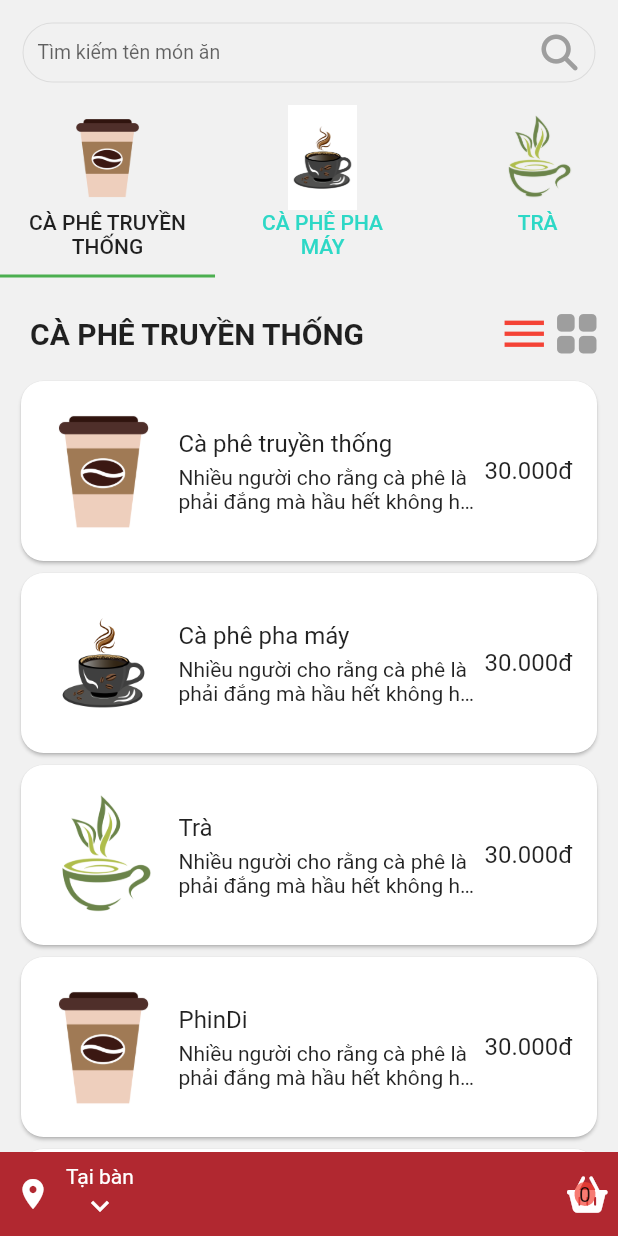
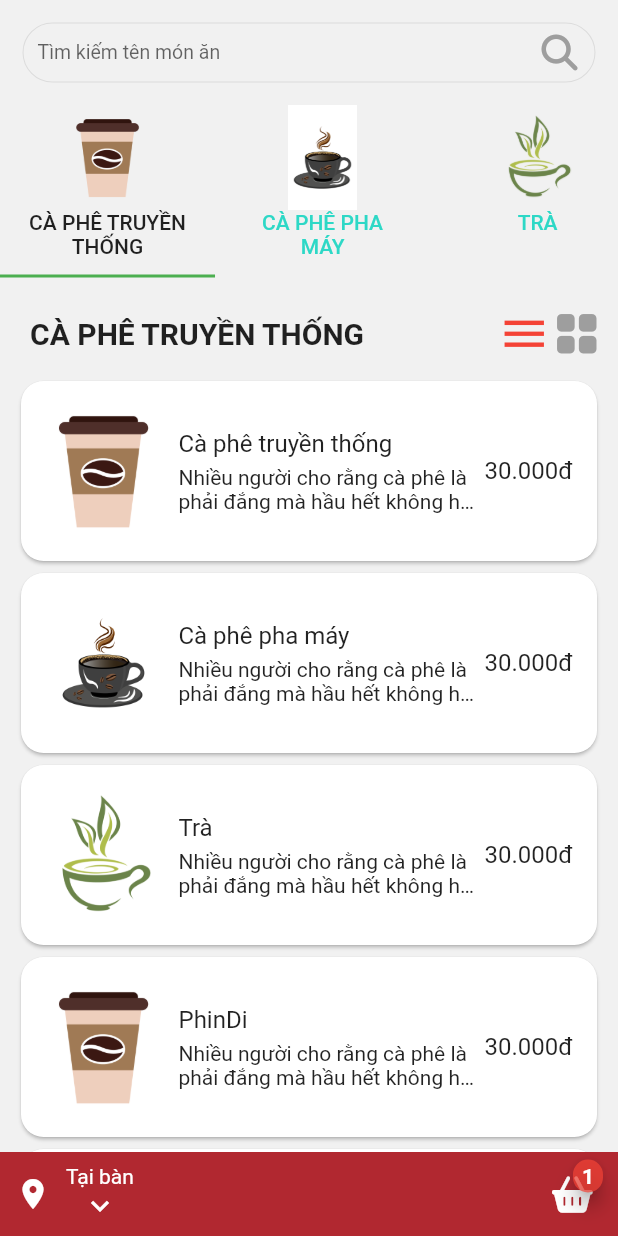
Before and after one commit to ngoctienUIT/Coffee, a Flutter app: the OrderPage screen opened directly, on a phone screen of 412 x 824 dp. Run offline on Flutter 3.47's test engine with Material 2 defaults, Android fonts, the phone set to English and light mode, and no system bars; our stand-ins replace dropdown_button2, font_awesome_flutter, image_cropper, image_picker, permission_handler.

Commit message:
update UI cart
Cập nhật là giao diện giỏ hàng

```diff
--- a/lib/src/presentation/home/screen/home_page.dart
+++ b/lib/src/presentation/home/screen/home_page.dart
@@ -1,4 +1,5 @@
 import 'package:coffee/src/presentation/cart/screen/cart_page.dart';
+import 'package:coffee/src/presentation/home/widgets/cart_number.dart';
 import 'package:coffee/src/presentation/search/screen/search_page.dart';
 import 'package:flutter/material.dart';
 import 'package:font_awesome_flutter/font_awesome_flutter.dart';
@@ -75,7 +76,7 @@ class HomePage extends StatelessWidget {
           ));
         },
         backgroundColor: const Color.fromRGBO(177, 40, 48, 1),
-        child: const Icon(FontAwesomeIcons.basketShopping),
+        child: cartNumber(1),
       ),
     );
   }
--- /dev/null
+++ b/lib/src/presentation/home/widgets/cart_number.dart
@@ -0,0 +1,39 @@
+import 'package:flutter/material.dart';
+import 'package:font_awesome_flutter/font_awesome_flutter.dart';
+
+Widget cartNumber(int number) {
+  return Stack(
+    alignment: Alignment.center,
+    children: [
+      const Padding(
+        padding: EdgeInsets.symmetric(horizontal: 10),
+        child: Icon(
+          FontAwesomeIcons.basketShopping,
+          color: Colors.white,
+        ),
+      ),
+      Positioned(
+        top: 5,
+        right: 0,
+        child: Material(
+          color: Colors.red.withOpacity(0.7),
+          borderRadius: BorderRadius.circular(10),
+          elevation: 5,
+          child: Padding(
+            padding: const EdgeInsets.symmetric(
+              horizontal: 6,
+              vertical: 3,
+            ),
+            child: Text(
+              "$number",
+              style: const TextStyle(
+                color: Colors.white,
+                fontWeight: FontWeight.bold,
+              ),
+            ),
+          ),
+        ),
+      ),
+    ],
+  );
+}
--- a/lib/src/presentation/order/screen/order_page.dart
+++ b/lib/src/presentation/order/screen/order_page.dart
@@ -1,14 +1,8 @@
 import 'package:coffee/src/data/data_app.dart';
-import 'package:coffee/src/presentation/home/widgets/description_line.dart';
+import 'package:coffee/src/presentation/order/widgets/body_order.dart';
 import 'package:coffee/src/presentation/order/widgets/bottom_sheet_order.dart';
+import 'package:coffee/src/presentation/order/widgets/header_order.dart';
 import 'package:flutter/material.dart';
-import 'package:font_awesome_flutter/font_awesome_flutter.dart';
-
-import '../../../controls/route_function.dart';
-import '../../search/screen/search_page.dart';
-import '../../signup/widgets/custom_text_input.dart';
-import '../widgets/grid_item_order.dart';
-import '../widgets/list_item_order.dart';
 
 class OrderPage extends StatefulWidget {
   const OrderPage({Key? key}) : super(key: key);
@@ -18,15 +12,7 @@ class OrderPage extends StatefulWidget {
 }
 
 class _OrderPageState extends State<OrderPage> with TickerProviderStateMixin {
-  TextEditingController searchFoodController = TextEditingController();
   late TabController _productController;
-  bool check = true;
-
-  @override
-  void dispose() {
-    searchFoodController.dispose();
-    super.dispose();
-  }
 
   @override
   void initState() {
@@ -43,99 +29,9 @@ class _OrderPageState extends State<OrderPage> with TickerProviderStateMixin {
       body: SafeArea(
         child: Column(
           children: [
-            Padding(
-              padding: const EdgeInsets.all(15),
-              child: SizedBox(
-                height: 40,
-                child: customTextInput(
-                  controller: searchFoodController,
-                  hint: "Tìm kiếm tên món ăn",
-                  radius: 90,
-                  contentPadding: const EdgeInsets.fromLTRB(10, 0, 10, 0),
-                  textInputAction: TextInputAction.search,
-                  textStyle: const TextStyle(fontSize: 13),
-                  backgroundColor: const Color.fromRGBO(241, 241, 241, 1),
-                  onPress: () {
-                    Navigator.of(context).push(createRoute(
-                      screen: const SearchPage(),
-                      begin: const Offset(1, 0),
-                    ));
-                  },
-                  suffixIcon: const Icon(
-                    FontAwesomeIcons.magnifyingGlass,
-                    color: Colors.grey,
-                  ),
-                ),
-              ),
-            ),
-            SizedBox(
-              height: 115,
-              child: TabBar(
-                controller: _productController,
-                physics: const BouncingScrollPhysics(),
-                isScrollable: true,
-                labelColor: Colors.black87,
-                // labelStyle: const TextStyle(fontWeight: FontWeight.bold),
-                unselectedLabelColor: const Color.fromRGBO(45, 216, 198, 1),
-                // unselectedLabelStyle: const TextStyle(fontSize: 16),
-                indicatorColor: Colors.green,
-                tabs: List.generate(listItemProduct.length, (index) {
-                  return SizedBox(
-                    width: MediaQuery.of(context).size.width / 3.7,
-                    child: Column(
-                      children: [
-                        Image.asset(
-                          listItemProduct[index]["image"]!,
-                          height: 70,
-                        ),
-                        Text(
-                          listItemProduct[index]["name"]!.toUpperCase(),
-                          textAlign: TextAlign.center,
-                          maxLines: 2,
-                          overflow: TextOverflow.ellipsis,
-                        ),
-                      ],
-                    ),
-                  );
-                }),
-              ),
-            ),
+            HeaderOrderPage(tabController: _productController),
             const SizedBox(height: 20),
-            Padding(
-              padding: const EdgeInsets.symmetric(horizontal: 10),
-              child: Row(
-                children: [
-                  descriptionLine(
-                    text: listItemProduct[_productController.index]["name"]!
-                        .toUpperCase(),
-                  ),
-                  const Spacer(),
-                  InkWell(
-                    onTap: () => setState(() => check = true),
-                    child: Icon(
-                      Icons.menu,
-                      color: check ? Colors.red : Colors.grey,
-                      size: 35,
-                    ),
-                  ),
-                  InkWell(
-                    onTap: () => setState(() => check = false),
-                    child: Icon(
-                      Icons.grid_view_rounded,
-                      color: check ? Colors.grey : Colors.red,
-                      size: 35,
-                    ),
-                  ),
-                ],
-              ),
-            ),
-            const SizedBox(height: 10),
-            Expanded(
-              child: Padding(
-                padding: const EdgeInsets.symmetric(horizontal: 10),
-                child: check ? const ListItemOrder() : gridItemOrder(),
-              ),
-            ),
+            Expanded(child: BodyOrderPage(index: _productController.index)),
             const SizedBox(height: 56),
           ],
         ),
--- /dev/null
+++ b/lib/src/presentation/order/widgets/body_order.dart
@@ -0,0 +1,60 @@
+import 'package:coffee/src/presentation/order/widgets/grid_item_order.dart';
+import 'package:flutter/material.dart';
+
+import '../../../data/data_app.dart';
+import '../../home/widgets/description_line.dart';
+import 'list_item_order.dart';
+
+class BodyOrderPage extends StatefulWidget {
+  const BodyOrderPage({Key? key, required this.index}) : super(key: key);
+  final int index;
+
+  @override
+  State<BodyOrderPage> createState() => _BodyOrderPageState();
+}
+
+class _BodyOrderPageState extends State<BodyOrderPage> {
+  bool check = true;
+
+  @override
+  Widget build(BuildContext context) {
+    return Column(
+      children: [
+        Padding(
+          padding: const EdgeInsets.symmetric(horizontal: 10),
+          child: Row(
+            children: [
+              descriptionLine(
+                text: listItemProduct[widget.index]["name"]!.toUpperCase(),
+              ),
+              const Spacer(),
+              InkWell(
+                onTap: () => setState(() => check = true),
+                child: Icon(
+                  Icons.menu,
+                  color: check ? Colors.red : Colors.grey,
+                  size: 35,
+                ),
+              ),
+              InkWell(
+                onTap: () => setState(() => check = false),
+                child: Icon(
+                  Icons.grid_view_rounded,
+                  color: check ? Colors.grey : Colors.red,
+                  size: 35,
+                ),
+              ),
+            ],
+          ),
+        ),
+        const SizedBox(height: 10),
+        Expanded(
+          child: Padding(
+            padding: const EdgeInsets.symmetric(horizontal: 10),
+            child: check ? const ListItemOrder() : gridItemOrder(),
+          ),
+        ),
+      ],
+    );
+  }
+}
--- a/lib/src/presentation/order/widgets/bottom_sheet_order.dart
+++ b/lib/src/presentation/order/widgets/bottom_sheet_order.dart
@@ -1,7 +1,7 @@
+import 'package:coffee/src/presentation/home/widgets/cart_number.dart';
 import 'package:coffee/src/presentation/order/widgets/item_bottom_sheet.dart';
 import 'package:coffee/src/presentation/order/widgets/title_bottom_sheet.dart';
 import 'package:flutter/material.dart';
-import 'package:font_awesome_flutter/font_awesome_flutter.dart';
 
 import '../../../controls/route_function.dart';
 import '../../cart/screen/cart_page.dart';
@@ -47,25 +47,9 @@ class BottomSheetOrder extends StatelessWidget {
                 begin: const Offset(1, 0),
               ));
             },
-            child: Container(
+            child: SizedBox(
               height: double.infinity,
-              child: Stack(
-                alignment: Alignment.center,
-                children: [
-                  const Icon(
-                    FontAwesomeIcons.basketShopping,
-                    color: Colors.white,
-                  ),
-                  Container(
-                    padding: const EdgeInsets.symmetric(horizontal: 3),
-                    decoration: BoxDecoration(
-                      color: Colors.red.withOpacity(0.7),
-                      borderRadius: BorderRadius.circular(10),
-                    ),
-                    child: const Text("0"),
-                  ),
-                ],
-              ),
+              child: cartNumber(1),
             ),
           ),
         ],
--- /dev/null
+++ b/lib/src/presentation/order/widgets/header_order.dart
@@ -0,0 +1,76 @@
+import 'package:flutter/material.dart';
+import 'package:font_awesome_flutter/font_awesome_flutter.dart';
+
+import '../../../controls/route_function.dart';
+import '../../../data/data_app.dart';
+import '../../search/screen/search_page.dart';
+import '../../signup/widgets/custom_text_input.dart';
+
+class HeaderOrderPage extends StatelessWidget {
+  const HeaderOrderPage({Key? key, required this.tabController})
+      : super(key: key);
+  final TabController tabController;
+
+  @override
+  Widget build(BuildContext context) {
+    return Column(
+      children: [
+        Padding(
+          padding: const EdgeInsets.all(15),
+          child: SizedBox(
+            height: 40,
+            child: customTextInput(
+              hint: "Tìm kiếm tên món ăn",
+              radius: 90,
+              contentPadding: const EdgeInsets.fromLTRB(10, 0, 10, 0),
+              textStyle: const TextStyle(fontSize: 13),
+              backgroundColor: const Color.fromRGBO(241, 241, 241, 1),
+              onPress: () {
+                Navigator.of(context).push(createRoute(
+                  screen: const SearchPage(),
+                  begin: const Offset(1, 0),
+                ));
+              },
+              suffixIcon: const Icon(
+                FontAwesomeIcons.magnifyingGlass,
+                color: Colors.grey,
+              ),
+            ),
+          ),
+        ),
+        SizedBox(
+          height: 115,
+          child: TabBar(
+            controller: tabController,
+            physics: const BouncingScrollPhysics(),
+            isScrollable: true,
+            labelColor: Colors.black87,
+            // labelStyle: const TextStyle(fontWeight: FontWeight.bold),
+            unselectedLabelColor: const Color.fromRGBO(45, 216, 198, 1),
+            // unselectedLabelStyle: const TextStyle(fontSize: 16),
+            indicatorColor: Colors.green,
+            tabs: List.generate(listItemProduct.length, (index) {
+              return SizedBox(
+                width: MediaQuery.of(context).size.width / 3.7,
+                child: Column(
+                  children: [
+                    Image.asset(
+                      listItemProduct[index]["image"]!,
+                      height: 70,
+                    ),
+                    Text(
+                      listItemProduct[index]["name"]!.toUpperCase(),
+                      textAlign: TextAlign.center,
+                      maxLines: 2,
+                      overflow: TextOverflow.ellipsis,
+                    ),
+                  ],
+                ),
+              );
+            }),
+          ),
+        ),
+      ],
+    );
+  }
+}
--- a/lib/src/presentation/signup/widgets/custom_text_input.dart
+++ b/lib/src/presentation/signup/widgets/custom_text_input.dart
@@ -5,7 +5,7 @@ import 'package:flutter/services.dart';
 enum TypeInput { text, email, phone }
 
 Widget customTextInput({
-  required TextEditingController controller,
+  TextEditingController? controller,
   required String hint,
   bool checkEdit = true,
   TextInputType? keyboardType,
```
